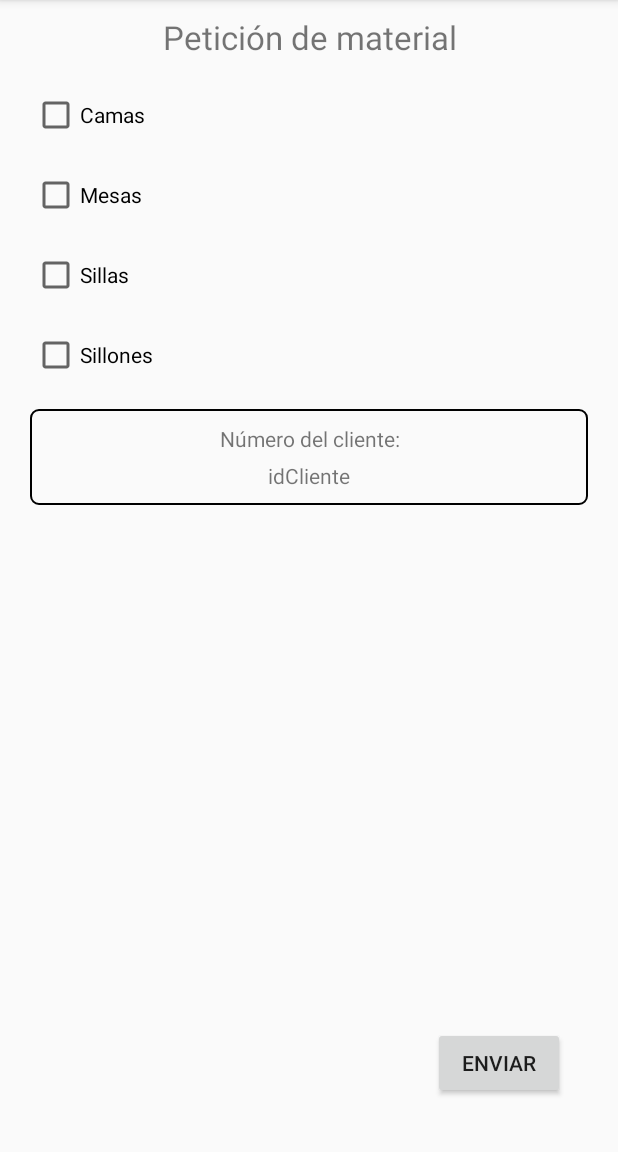
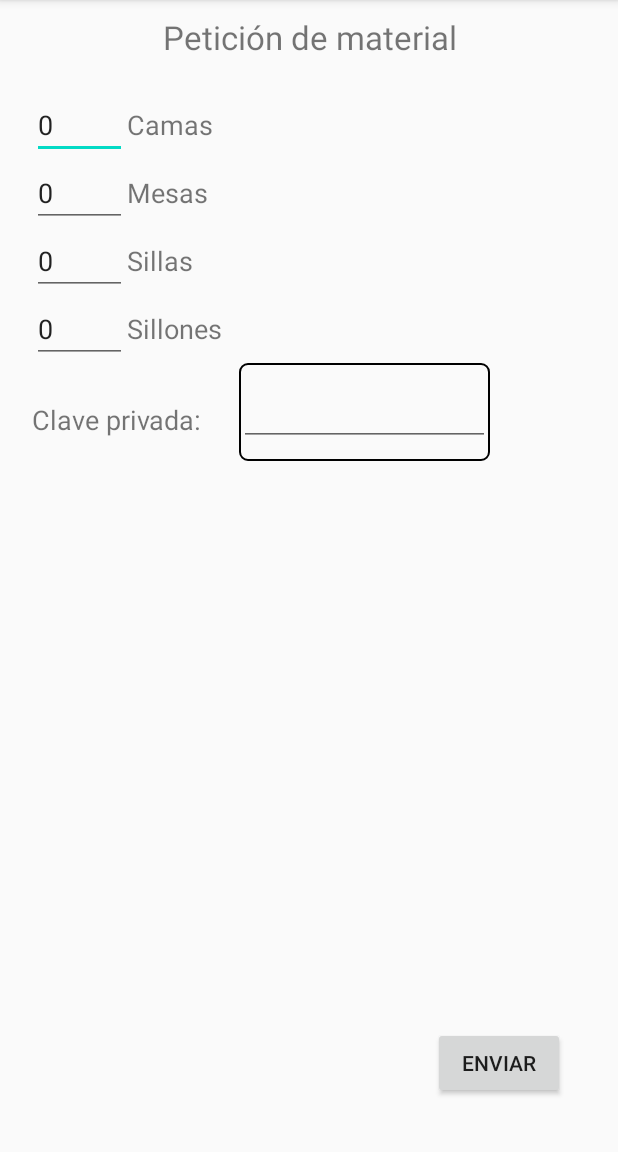
Before and after one commit to alvarodelaflor/ssii, an Android app: the screen it shows after launch (MainActivity), after a tap on "ENVIAR", on a phone screen of 412 x 824 dp, the part 84-1236 px from its top. Run offline under Robolectric (Android 15) with nearby library versions, the phone set to English and light mode, and no system bars.

Commit message:
add view part 1

```diff
--- a/PAI/pai5/MyApplication/app/src/main/java/com/example/myapplication/MainActivity.java
+++ b/PAI/pai5/MyApplication/app/src/main/java/com/example/myapplication/MainActivity.java
@@ -8,6 +8,7 @@ import android.util.Log;
 import android.view.View;
 import android.widget.Button;
 import android.widget.CheckBox;
+import android.widget.EditText;
 import android.widget.Toast;
 
 import androidx.appcompat.app.AppCompatActivity;
@@ -89,59 +90,47 @@ public class MainActivity extends AppCompatActivity {
 
     // Creación de un cuadro de dialogo para confirmar pedido
     private void showDialog() throws Resources.NotFoundException {
-        final CheckBox camas = (CheckBox) findViewById(R.id.checkBox_camas);
-        final CheckBox mesas = (CheckBox) findViewById(R.id.checkBox_mesas);
-        final CheckBox sillas = (CheckBox) findViewById(R.id.checkBox_sillas);
-        final CheckBox sillones = (CheckBox) findViewById(R.id.checkBox_sillones);
 
-        List<CheckBox> buttons = Arrays.asList(camas, mesas, sillas, sillones);
+        final EditText inputCamas = (EditText) findViewById(R.id.inputCamas);
+        final EditText inputMesas = (EditText) findViewById(R.id.inputMesas);
+        final EditText inputSillas = (EditText) findViewById(R.id.inputSillas);
+        final EditText inputSillones= (EditText) findViewById(R.id.inputSillones);
+        final EditText inputKey= (EditText) findViewById(R.id.inputKey);
 
-        if (!checkAnyVote(buttons)) {
-            // Mostramos un mensaje emergente;
-            Toast.makeText(getApplicationContext(), "Selecciona al menos un elemento", Toast.LENGTH_SHORT).show();
+        Integer numCamas = Integer.valueOf(inputCamas.getText().toString());
+        Integer numMesas = Integer.valueOf(inputMesas.getText().toString());
+        Integer numSillas = Integer.valueOf(inputSillas.getText().toString());
+        Integer numSillones = Integer.valueOf(inputSillones.getText().toString());
+        String key = inputKey.getText().toString();
+
+        if (numCamas > 300) {
+            Toast.makeText(getApplicationContext(), "El número máximo de camas es 300.", Toast.LENGTH_LONG).show();
+        } else if (numMesas > 300) {
+            Toast.makeText(getApplicationContext(), "El número máximo de mesas es 300.", Toast.LENGTH_LONG).show();
+        }else if (numSillas > 300) {
+            Toast.makeText(getApplicationContext(), "El número máximo de sillas es 300.", Toast.LENGTH_LONG).show();
+        } else if (numSillones > 300) {
+            Toast.makeText(getApplicationContext(), "El número máximo de sillones es 300.", Toast.LENGTH_LONG).show();
+        }else if (key.isEmpty()) {
+            Toast.makeText(getApplicationContext(), "La clave es obligatorio.", Toast.LENGTH_LONG).show();
         } else {
             new AlertDialog.Builder(this)
                 .setTitle("Enviar")
                 .setMessage("Se va a proceder al envio")
                 .setIcon(android.R.drawable.ic_dialog_alert)
                 .setPositiveButton(android.R.string.yes, new DialogInterface.OnClickListener() {
-
-                                // Catch ok button and send information
                     public void onClick(DialogInterface dialog, int whichButton) {
 
-                                    // 1. Extraer los datos de la vista
-                                    Map<String, Boolean> result = new HashMap<>();
-                                    for (CheckBox elem : buttons) {
-                                        result.put(elem.getText().toString(), elem.isChecked());
-                                    }
-                                    // 2. Firmar los datos
-
-                                    // 3. Enviar los datos
+                        // COMPROBAR FIRMA
 
                         Toast.makeText(MainActivity.this, "Petición enviada correctamente", Toast.LENGTH_SHORT).show();
                     }
                 }
-
                 )
                 .
-
                 setNegativeButton(android.R.string.no, null)
-
                 .
-
                 show();
         }
     }
-
-    private Boolean checkAnyVote(List<CheckBox> checkBoxes) {
-        Boolean res = false;
-        for (CheckBox elem : checkBoxes) {
-            if (elem.isChecked()) {
-                res = true;
-                break;
 }
-        }
-        return  res;
-    }
-
-}
--- a/PAI/pai5/MyApplication/app/src/main/res/layout/activity_main.xml
+++ b/PAI/pai5/MyApplication/app/src/main/res/layout/activity_main.xml
@@ -1,5 +1,6 @@
 <?xml version="1.0" encoding="utf-8"?>
 <RelativeLayout xmlns:android="http://schemas.android.com/apk/res/android"
+    xmlns:app="http://schemas.android.com/apk/res-auto"
     xmlns:tools="http://schemas.android.com/tools"
     android:layout_width="match_parent"
     android:layout_height="match_parent"
@@ -20,85 +21,150 @@
             android:text="Petición de material"
             tools:text="Hospital Warehouse APP" />
 
-        <CheckBox
-            android:id="@+id/checkBox_camas"
+        <LinearLayout
             android:layout_width="wrap_content"
             android:layout_height="wrap_content"
-            android:layout_alignParentLeft="true"
-            android:layout_alignParentStart="true"
-            android:layout_below="@+id/textView"
             android:layout_marginLeft="21dp"
-            android:layout_marginStart="21dp"
             android:layout_marginTop="21dp"
-            android:checked="false"
-            android:text="Camas" />
+            android:orientation="horizontal">
 
-        <CheckBox
-            android:id="@+id/checkBox_mesas"
+            <EditText
+                android:id="@+id/inputCamas"
+                android:layout_width="63dp"
+                android:layout_height="wrap_content"
+                android:ems="10"
+                android:inputType="number"
+                android:text="0" />
+
+            <TextView
+                android:id="@+id/textView3"
+                android:layout_width="wrap_content"
+                android:layout_height="wrap_content"
+                android:layout_weight="1"
+                android:text="Camas"
+                android:textSize="18sp"
+                app:autoSizeTextType="none" />
+
+        </LinearLayout>
+
+        <LinearLayout
             android:layout_width="wrap_content"
             android:layout_height="wrap_content"
-            android:layout_alignParentLeft="true"
-            android:layout_alignParentStart="true"
-            android:layout_below="@+id/textView"
             android:layout_marginLeft="21dp"
-            android:layout_marginStart="21dp"
-            android:layout_marginTop="21dp"
-            android:checked="false"
-            android:text="Mesas" />
+            android:orientation="horizontal">
 
-        <CheckBox
-            android:id="@+id/checkBox_sillas"
+            <EditText
+                android:id="@+id/inputMesas"
+                android:layout_width="63dp"
+                android:layout_height="wrap_content"
+                android:layout_weight="1"
+                android:ems="10"
+                android:inputType="number"
+                android:text="0" />
+
+            <TextView
+                android:id="@+id/textView5"
+                android:layout_width="wrap_content"
+                android:layout_height="wrap_content"
+                android:layout_weight="1"
+                android:text="Mesas"
+                android:textSize="18sp"
+                app:autoSizeTextType="none" />
+        </LinearLayout>
+
+        <LinearLayout
             android:layout_width="wrap_content"
             android:layout_height="wrap_content"
-            android:layout_alignParentLeft="true"
-            android:layout_alignParentStart="true"
-            android:layout_below="@+id/textView"
             android:layout_marginLeft="21dp"
-            android:layout_marginStart="21dp"
-            android:layout_marginTop="21dp"
-            android:checked="false"
-            android:text="Sillas" />
+            android:orientation="horizontal">
 
-        <CheckBox
-            android:id="@+id/checkBox_sillones"
+            <EditText
+                android:id="@+id/inputSillas"
+                android:layout_width="63dp"
+                android:layout_height="wrap_content"
+                android:layout_weight="1"
+                android:ems="10"
+                android:inputType="number"
+                android:text="0" />
+
+            <TextView
+                android:id="@+id/textView4"
+                android:layout_width="wrap_content"
+                android:layout_height="wrap_content"
+                android:layout_weight="1"
+                android:text="Sillas"
+                android:textSize="18sp"
+                app:autoSizeTextType="none" />
+        </LinearLayout>
+
+        <LinearLayout
             android:layout_width="wrap_content"
             android:layout_height="wrap_content"
-            android:layout_alignParentLeft="true"
-            android:layout_alignParentStart="true"
-            android:layout_below="@+id/textView"
             android:layout_marginLeft="21dp"
-            android:layout_marginStart="21dp"
-            android:layout_marginTop="21dp"
-            android:checked="false"
-            android:text="Sillones" />
+            android:orientation="horizontal">
+
+            <EditText
+                android:id="@+id/inputSillones"
+                android:layout_width="63dp"
+                android:layout_height="wrap_content"
+                android:layout_weight="1"
+                android:ems="10"
+                android:inputType="number"
+                android:text="0" />
+
+            <TextView
+                android:id="@+id/textView6"
+                android:layout_width="wrap_content"
+                android:layout_height="wrap_content"
+                android:layout_weight="1"
+                android:text="Sillones"
+                android:textSize="18sp"
+                app:autoSizeTextType="none" />
+        </LinearLayout>
 
         <LinearLayout
-            android:layout_width="match_parent"
+            android:layout_width="wrap_content"
             android:layout_height="wrap_content"
-            android:layout_marginTop="20dp"
-            android:orientation="vertical"
-            android:background="@drawable/corner"
-            android:layout_marginStart="20dp"
-            android:layout_marginEnd="20dp"
-            android:paddingTop="10dp"
-            android:paddingBottom="10dp"
-            android:layout_marginLeft="20dp">
+            android:layout_marginLeft="21dp"
+            android:orientation="horizontal">
 
             <TextView
-                android:textAlignment="center"
+                android:id="@+id/testKey"
                 android:layout_width="match_parent"
                 android:layout_height="wrap_content"
-                android:text="Número del cliente:"
-                android:layout_marginBottom="5dp"
-                android:gravity="center_horizontal" />
+                android:layout_marginTop="25dp"
+                android:text="Clave privada: "
+                android:textSize="18sp" />
 
+            <LinearLayout
+                android:layout_width="167dp"
+                android:layout_height="wrap_content"
+                android:layout_marginStart="20dp"
+                android:layout_marginEnd="20dp"
+                android:background="@drawable/corner"
+                android:orientation="vertical"
+                android:paddingTop="10dp"
+                android:paddingBottom="10dp" >
 
-            <TextView
-                android:textAlignment="center"
-                android:layout_width="match_parent"
-                android:layout_height="wrap_content"
-                android:text="idCliente"
-                android:gravity="center_horizontal" />
+                <EditText
+                    android:id="@+id/inputKey"
+                    android:layout_width="match_parent"
+                    android:layout_height="wrap_content"
+                    android:ems="10"
+                    android:inputType="textPersonName"
+                    android:textSize="18sp" />
+            </LinearLayout>
+        </LinearLayout>
+
+        <LinearLayout
+            android:layout_width="wrap_content"
+            android:layout_height="wrap_content"
+            android:orientation="vertical"/>
+
+        <LinearLayout
+            android:layout_width="wrap_content"
+            android:layout_height="wrap_content"
+            android:orientation="vertical">
 
         </LinearLayout>
 
```
Lines whose indentation alone changed are shown as unchanged.
